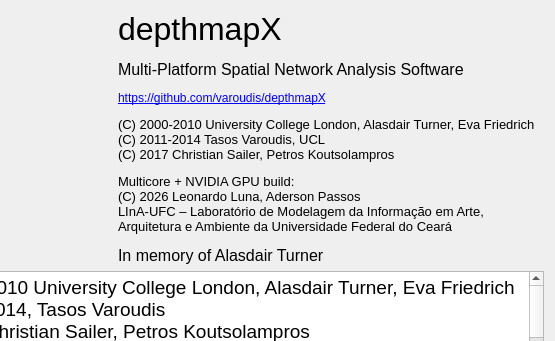
Before: the Qt Designer form depthmapX-src/depthmapX/UI/licenseagreement.ui in apass0s/depthmapX-multicore-gpu-macos, drawn with Qt 5; both pictures show x 106 to 661 and y 0 to 341 of the 661 by 509 pixel window.
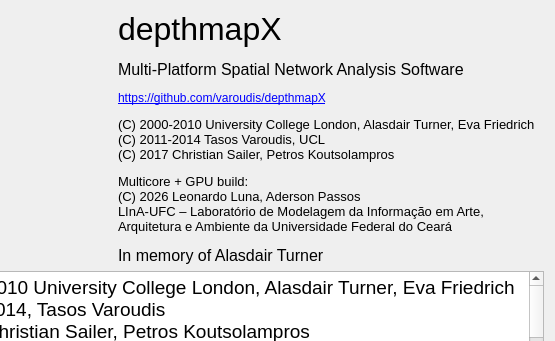
After: the same form once the commit is applied. Icons and pictures are not drawn.

Commit message:
macOS GPU loader, platform GPU threshold and messages
- gpuloader: on macOS load libdepthmapX_gpu.dylib from the executable folder or the app
  bundle's Frameworks folder (_NSGetExecutablePath); Metal device description.
- accelcommon.h: kGpuBackend and kDefaultGpuMinNodes per platform (the Metal value is
  provisional until measured); CLI help, -gpumin default and Options use them.
- GUI: GPU checkbox text and tooltip name Metal on macOS; credits say "Multicore + GPU".

What changed in the file:
```diff
--- a/depthmapX-src/depthmapX/UI/licenseagreement.ui
+++ b/depthmapX-src/depthmapX/UI/licenseagreement.ui
@@ -34,7 +34,7 @@
           </size>
          </property>
          <property name="text">
-          <string>&lt;html&gt;&lt;head/&gt;&lt;body&gt;&lt;p&gt;&lt;span style=&quot; font-size:24pt;&quot;&gt;depthmapX&lt;/span&gt;&lt;/p&gt;&lt;p&gt;&lt;span style=&quot; font-size:12pt;&quot;&gt;Multi-Platform Spatial Network Analysis Software&lt;/span&gt;&lt;/p&gt;&lt;p&gt;&lt;a href=&quot;https://github.com/varoudis/depthmapX&quot;&gt;&lt;span style=&quot; text-decoration: underline; color:#0000ff;&quot;&gt;https://github.com/varoudis/depthmapX&lt;/span&gt;&lt;/a&gt;&lt;/p&gt;&lt;p&gt;&lt;span style=&quot; font-size:10pt;&quot;&gt;(C) 2000-2010 University College London, Alasdair Turner, Eva Friedrich&lt;br/&gt;(C) 2011-2014 Tasos Varoudis, UCL&lt;br/&gt;(C) 2017 Christian Sailer, Petros Koutsolampros&lt;/span&gt;&lt;/p&gt;&lt;p&gt;&lt;span style=&quot; font-size:10pt;&quot;&gt;Multicore + NVIDIA GPU build:&lt;br/&gt;(C) 2026 Leonardo Luna, Aderson Passos&lt;br/&gt;LInA-UFC &amp;ndash; Laborat&amp;oacute;rio de Modelagem da Informa&amp;ccedil;&amp;atilde;o em Arte,&lt;br/&gt;Arquitetura e Ambiente da Universidade Federal do Cear&amp;aacute;&lt;/span&gt;&lt;/p&gt;&lt;p&gt;&lt;span style=&quot; font-size:12pt;&quot;&gt;In memory of Alasdair Turner &lt;/span&gt;&lt;/p&gt;&lt;/body&gt;&lt;/html&gt;</string>
+          <string>&lt;html&gt;&lt;head/&gt;&lt;body&gt;&lt;p&gt;&lt;span style=&quot; font-size:24pt;&quot;&gt;depthmapX&lt;/span&gt;&lt;/p&gt;&lt;p&gt;&lt;span style=&quot; font-size:12pt;&quot;&gt;Multi-Platform Spatial Network Analysis Software&lt;/span&gt;&lt;/p&gt;&lt;p&gt;&lt;a href=&quot;https://github.com/varoudis/depthmapX&quot;&gt;&lt;span style=&quot; text-decoration: underline; color:#0000ff;&quot;&gt;https://github.com/varoudis/depthmapX&lt;/span&gt;&lt;/a&gt;&lt;/p&gt;&lt;p&gt;&lt;span style=&quot; font-size:10pt;&quot;&gt;(C) 2000-2010 University College London, Alasdair Turner, Eva Friedrich&lt;br/&gt;(C) 2011-2014 Tasos Varoudis, UCL&lt;br/&gt;(C) 2017 Christian Sailer, Petros Koutsolampros&lt;/span&gt;&lt;/p&gt;&lt;p&gt;&lt;span style=&quot; font-size:10pt;&quot;&gt;Multicore + GPU build:&lt;br/&gt;(C) 2026 Leonardo Luna, Aderson Passos&lt;br/&gt;LInA-UFC &amp;ndash; Laborat&amp;oacute;rio de Modelagem da Informa&amp;ccedil;&amp;atilde;o em Arte,&lt;br/&gt;Arquitetura e Ambiente da Universidade Federal do Cear&amp;aacute;&lt;/span&gt;&lt;/p&gt;&lt;p&gt;&lt;span style=&quot; font-size:12pt;&quot;&gt;In memory of Alasdair Turner &lt;/span&gt;&lt;/p&gt;&lt;/body&gt;&lt;/html&gt;</string>
          </property>
         </widget>
        </item>
```
The commit also changes 6 other files.
